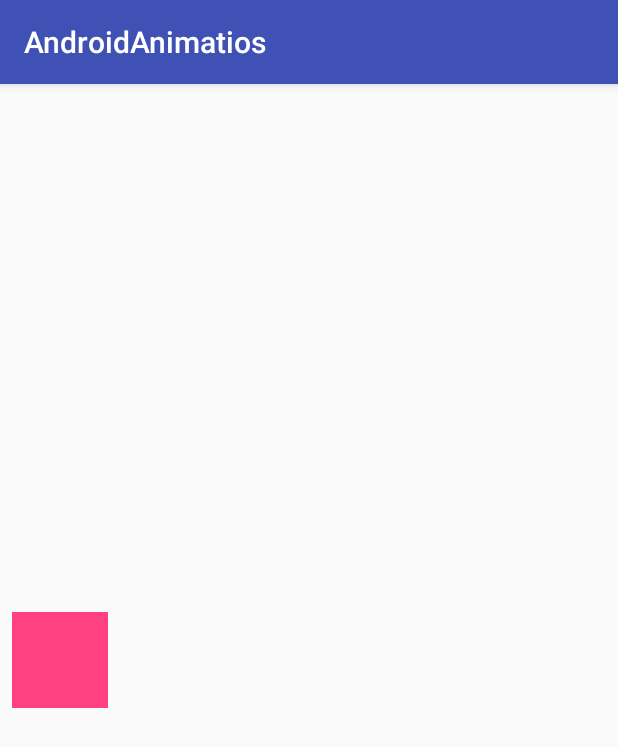
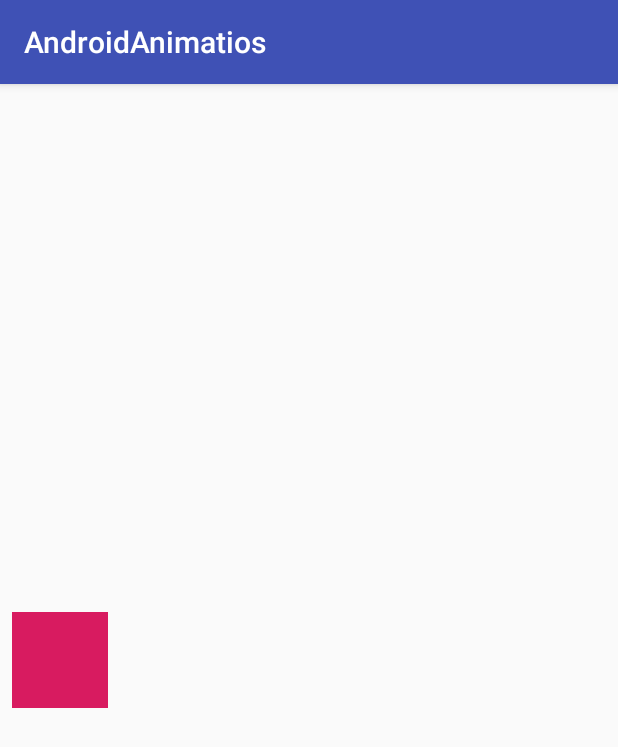
Before and after one commit to AjeshRPai/Android_Animation, an Android app: the MotionLayoutSample screen opened directly, with no data from a screen before it, on a phone screen of 412 x 824 dp. Shown: the top 747 px of the screen. Run offline under Robolectric (Android 15) with nearby library versions, the phone set to English and light mode, and no system bars.

Commit message:
Motion layout sample

```diff
--- a/app/build.gradle
+++ b/app/build.gradle
@@ -21,7 +21,7 @@ android {
     }
 }
 
-sceneform.asset('sampledata/models/card_material.mat','src/main/res/raw/card_material.mat')
+/*sceneform.asset('sampledata/models/card_material.mat', 'src/main/res/raw/card_material.mat')*/
 
 dependencies {
     implementation fileTree(dir: 'libs', include: ['*.jar'])
--- a/app/src/main/res/xml/scene_02.xml
+++ b/app/src/main/res/xml/scene_02.xml
@@ -10,6 +10,22 @@
             motion:touchAnchorId="@+id/button"
             motion:touchAnchorSide="right"
             motion:dragDirection="dragRight" />
+
+        <KeyFrameSet>
+            <KeyAttribute
+                android:scaleX="2"
+                android:scaleY="2"
+                android:rotation="-45"
+                motion:framePosition="50"
+                motion:motionTarget="@+id/button" />
+            <KeyPosition
+                motion:keyPositionType="parentRelative"
+                motion:percentY="0.2"
+                motion:framePosition="50"
+                motion:motionTarget="@+id/button"/>
+        </KeyFrameSet>
+
+
     </Transition>
 
     <ConstraintSet android:id="@+id/start">
@@ -20,7 +36,11 @@
             android:layout_marginStart="8dp"
             motion:layout_constraintBottom_toBottomOf="parent"
             motion:layout_constraintStart_toStartOf="parent"
-            motion:layout_constraintTop_toTopOf="parent" />
+            motion:layout_constraintTop_toTopOf="parent">
+            <CustomAttribute
+                motion:attributeName="backgroundColor"
+                motion:customColorValue="#D81B60" />
+        </Constraint>
     </ConstraintSet>
 
     <ConstraintSet android:id="@+id/end">
@@ -31,7 +51,11 @@
             android:layout_marginEnd="8dp"
             motion:layout_constraintBottom_toBottomOf="parent"
             motion:layout_constraintEnd_toEndOf="parent"
-            motion:layout_constraintTop_toTopOf="parent" />
+            motion:layout_constraintTop_toTopOf="parent">
+            <CustomAttribute
+                motion:attributeName="backgroundColor"
+                motion:customColorValue="#9999FF" />
+        </Constraint>
     </ConstraintSet>
 
 </MotionScene>
```
